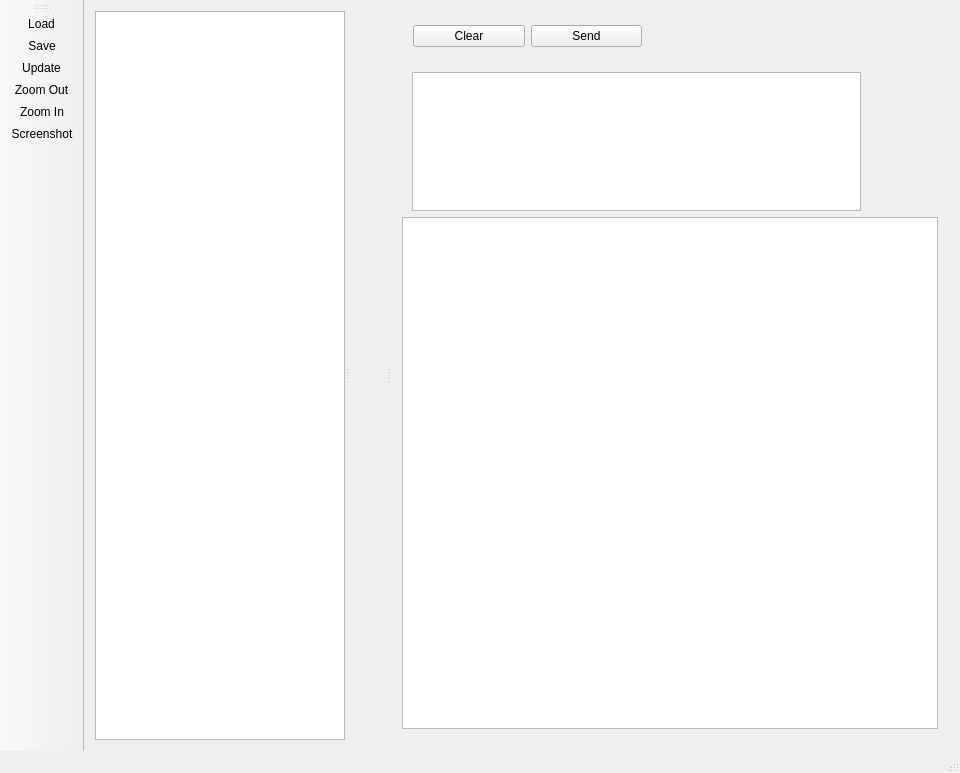
gamoeba/stagehand, file mainwindow.ui: the form before one commit.
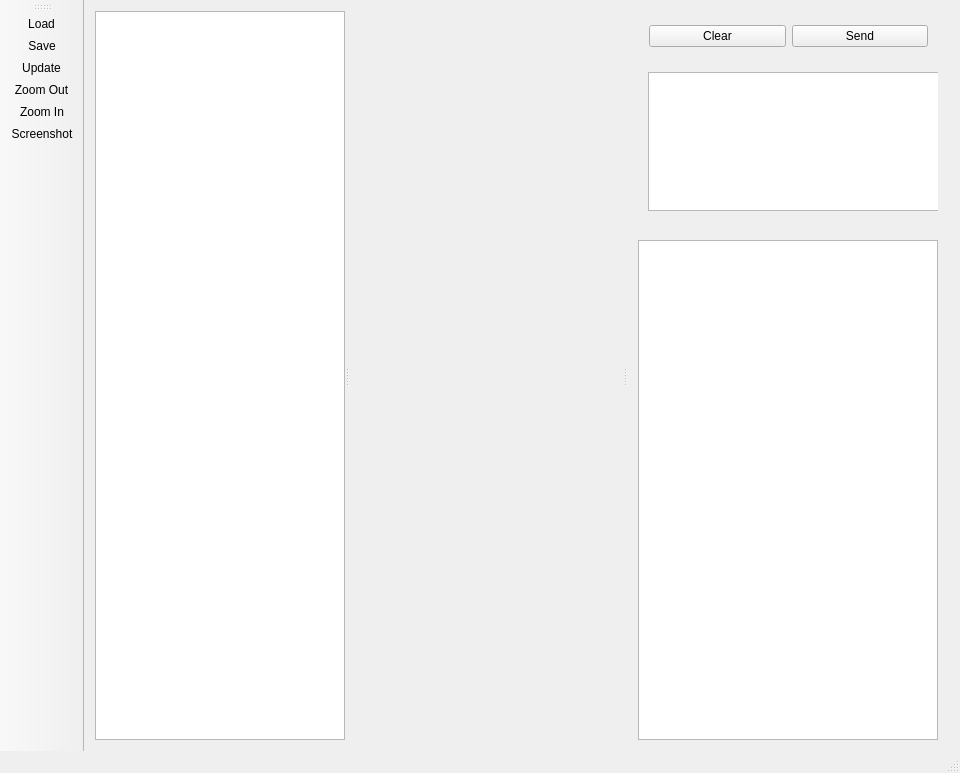
The form after the commit. Icons and pictures are not drawn.

```diff
--- a/mainwindow.ui
+++ b/mainwindow.ui
@@ -55,7 +55,13 @@
         <enum>QAbstractItemView::ScrollPerItem</enum>
        </property>
       </widget>
-      <widget class="QWidget" name="gridLayoutWidget">
+      <widget class="QWidget" name="gridWidget" native="true">
+       <property name="sizePolicy">
+        <sizepolicy hsizetype="Preferred" vsizetype="Preferred">
+         <horstretch>1</horstretch>
+         <verstretch>1</verstretch>
+        </sizepolicy>
+       </property>
        <layout class="QGridLayout" name="glWidget"/>
       </widget>
       <widget class="QWidget" name="verticalLayoutWidget">
@@ -63,12 +69,21 @@
         <property name="topMargin">
          <number>0</number>
         </property>
+        <property name="bottomMargin">
+         <number>0</number>
+        </property>
         <item>
-         <widget class="QFrame" name="updatePanel">
+         <widget class="QWidget" name="updatePanel" native="true">
+          <property name="sizePolicy">
+           <sizepolicy hsizetype="Preferred" vsizetype="MinimumExpanding">
+            <horstretch>1</horstretch>
+            <verstretch>1</verstretch>
+           </sizepolicy>
+          </property>
           <property name="minimumSize">
            <size>
             <width>0</width>
-            <height>200</height>
+            <height>100</height>
            </size>
           </property>
           <widget class="QWidget" name="verticalLayoutWidget_2">
@@ -95,11 +110,11 @@
             <rect>
              <x>0</x>
              <y>0</y>
-             <width>251</width>
+             <width>301</width>
              <height>51</height>
             </rect>
            </property>
-           <layout class="QHBoxLayout" name="horizontalLayout">
+           <layout class="QHBoxLayout" name="horizontalLayout" stretch="1,1">
             <item>
              <widget class="QPushButton" name="clearButton">
               <property name="text">
@@ -123,7 +138,7 @@
           <property name="minimumSize">
            <size>
             <width>300</width>
-            <height>0</height>
+            <height>500</height>
            </size>
           </property>
          </widget>
```
Left out of the diff: 4 changed lines with no effect on the pictures.
